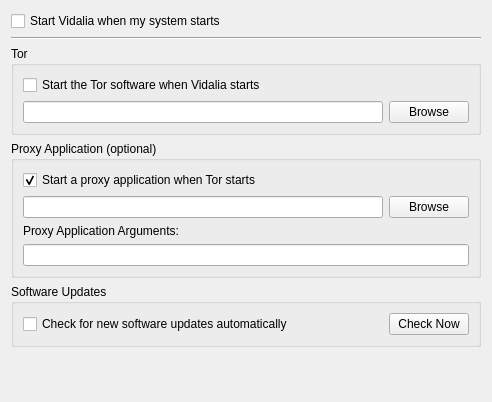
Qt form src/vidalia/config/GeneralPage.ui (a-ilin/vidalia) before a commit.
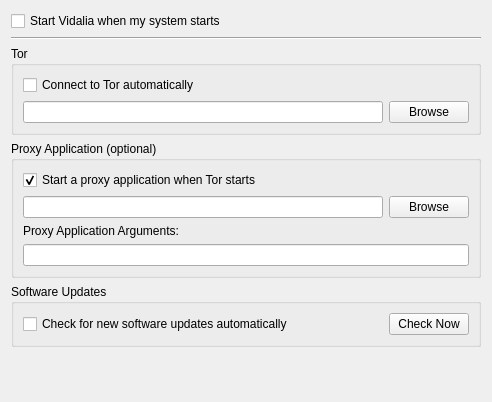
The same form after that commit.

Commit message: Changes the "start tor automatically" checkbox

What changed in the file:
```diff
--- a/src/vidalia/config/GeneralPage.ui
+++ b/src/vidalia/config/GeneralPage.ui
@@ -52,9 +52,9 @@
      </property>
      <layout class="QVBoxLayout" name="verticalLayout" >
       <item>
-       <widget class="QCheckBox" name="chkRunTorAtVidaliaStartup" >
-        <property name="text" >
-         <string>Start the Tor software when Vidalia starts</string>
+       <widget class="QCheckBox" name="chkRunTorAtVidaliaStartup">
+        <property name="text">
+         <string>Connect to Tor automatically</string>
         </property>
        </widget>
       </item>
```
Left out of the diff: 103 changed lines with no effect on the pictures.
